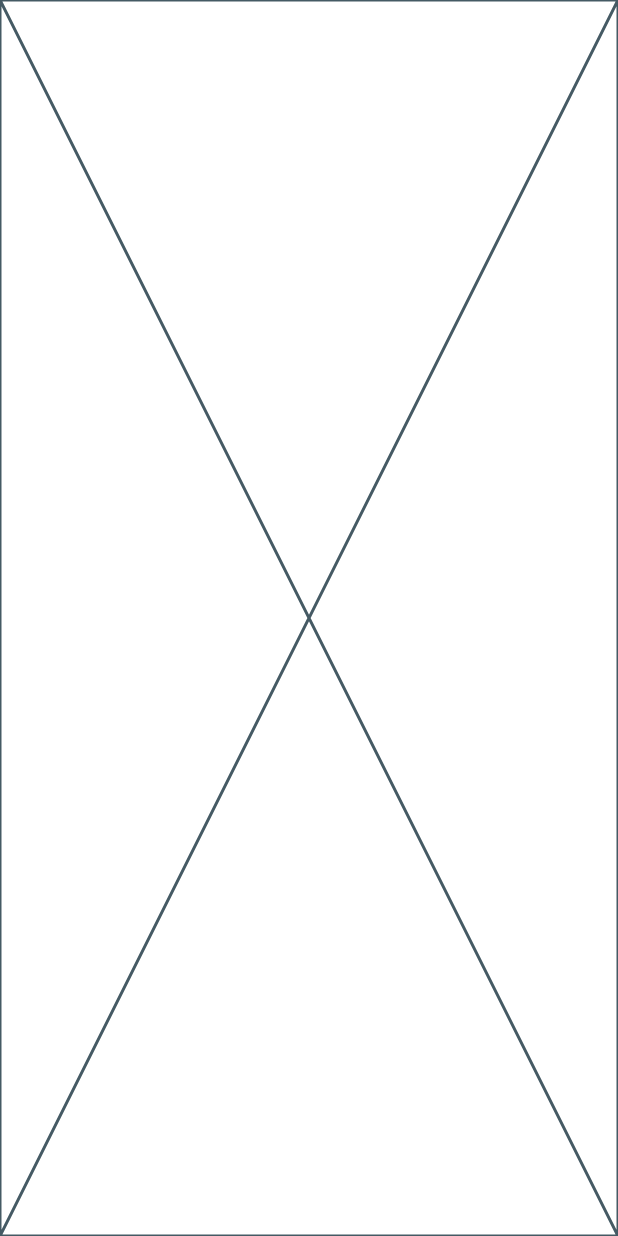
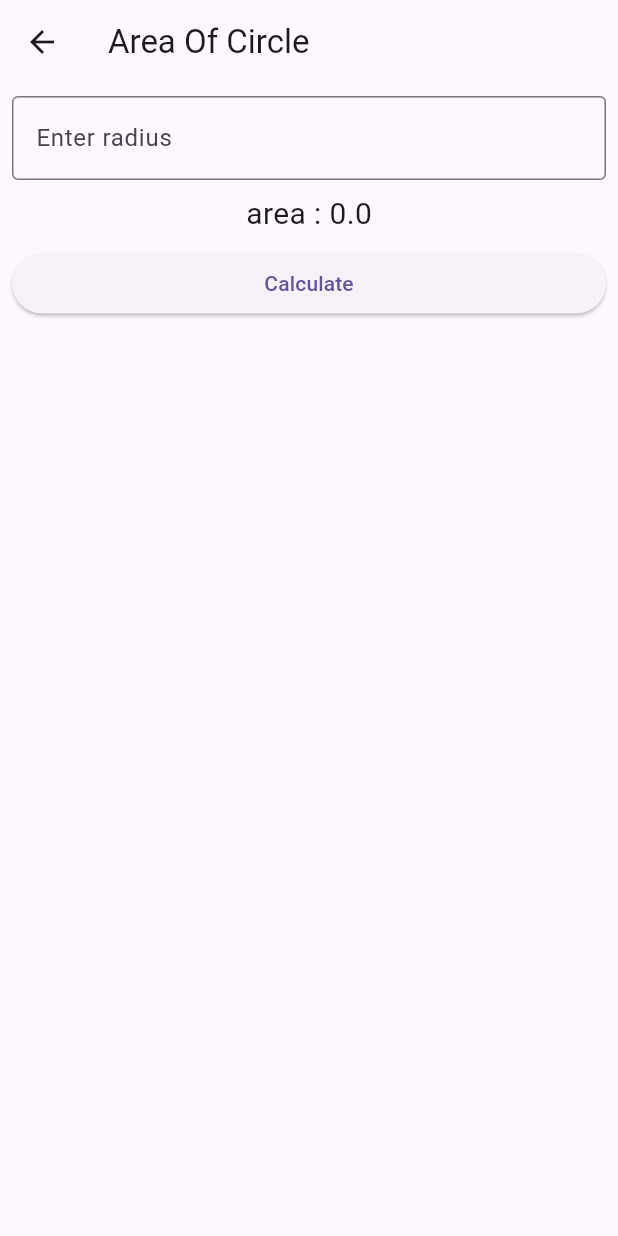
Before and after one commit to 0-nikesh/first_assignment, a Flutter app: the screen it shows after launch, after a tap on "AreaofcircleView", on a phone screen of 412 x 824 dp. Run offline on Flutter 3.47's test engine with Material 3 defaults, Android fonts, the phone set to English and light mode, and no system bars.

Commit message:
area of circle

```diff
--- a/lib/view/area_circle.dart
+++ b/lib/view/area_circle.dart
@@ -1,10 +1,62 @@
 import 'package:flutter/material.dart';
 
-class AreaCircle extends StatelessWidget {
+class AreaCircle extends StatefulWidget {
   const AreaCircle({super.key});
 
   @override
+  State<AreaCircle> createState() => _AreaCircleState();
+}
+
+class _AreaCircleState extends State<AreaCircle> {
+  double radius = 0;
+  double pi = 3.14;
+  double area = 0;
+  @override
   Widget build(BuildContext context) {
-    return const Placeholder();
+    return Scaffold(
+      appBar: AppBar(
+        title: const Text('Area Of Circle'),
+      ),
+      body: Padding(
+        padding: const EdgeInsets.all(8),
+        child: Column(
+          children: [
+            TextField(
+              onChanged: (value) {
+                radius = double.parse(value);
+              },
+              keyboardType: TextInputType.number,
+              decoration: const InputDecoration(
+                border: OutlineInputBorder(),
+                labelText: 'Enter radius ',
+              ),
+            ),
+            const SizedBox(
+              height: 8,
+            ),
+            Text('area : $area',
+                style: const TextStyle(
+                  fontSize: 20,
+                )),
+            const SizedBox(
+              height: 8,
+            ),
+            SizedBox(
+              width: double.infinity,
+              child: ElevatedButton(
+                onPressed: () {
+                  // State lai change gara
+                  // buil method ma feri jau ani refresh gara
+                  setState(() {
+                    area = radius * radius * pi;
+                  });
+                },
+                child: const Text('Calculate'),
+              ),
+            ),
+          ],
+        ),
+      ),
+    );
   }
 }
--- a/lib/view/si_view.dart
+++ b/lib/view/si_view.dart
@@ -17,7 +17,7 @@ class _SiViewState extends State<SiView> {
   Widget build(BuildContext context) {
     return Scaffold(
       appBar: AppBar(
-        title: const Text('Arithemtic'),
+        title: const Text('Simple Interest'),
       ),
       body: Padding(
         padding: const EdgeInsets.all(8),
@@ -62,7 +62,7 @@ class _SiViewState extends State<SiView> {
             const SizedBox(
               height: 8,
             ),
-            Text('Si : $Si',
+            Text('Simple Interest : $Si',
                 style: const TextStyle(
                   fontSize: 20,
                 )),
```
